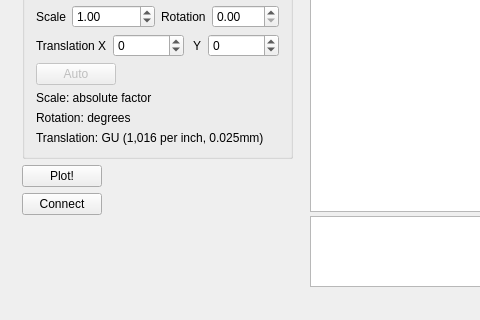
The window that mainwindow.ui (makerslocal/localplot) describes before a commit, drawn with Qt 5; both pictures show x 0 to 480 and y 173 to 493 of the 876 by 493 pixel window.
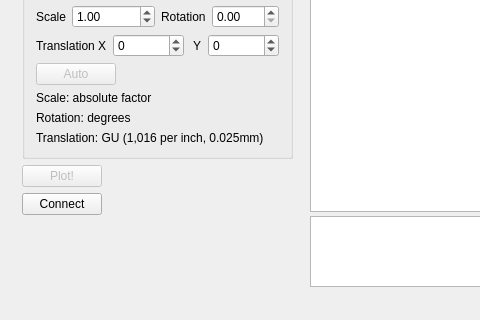
The same window after the commit.

Commit message: Enable plot button when serial connected.

```diff
--- a/mainwindow.ui
+++ b/mainwindow.ui
@@ -320,7 +320,7 @@
        <item>
         <widget class="QPushButton" name="pushButton_doPlot">
          <property name="enabled">
-          <bool>true</bool>
+          <bool>false</bool>
          </property>
          <property name="sizePolicy">
           <sizepolicy hsizetype="Maximum" vsizetype="Fixed">
```
The commit also changes 1 other file.
